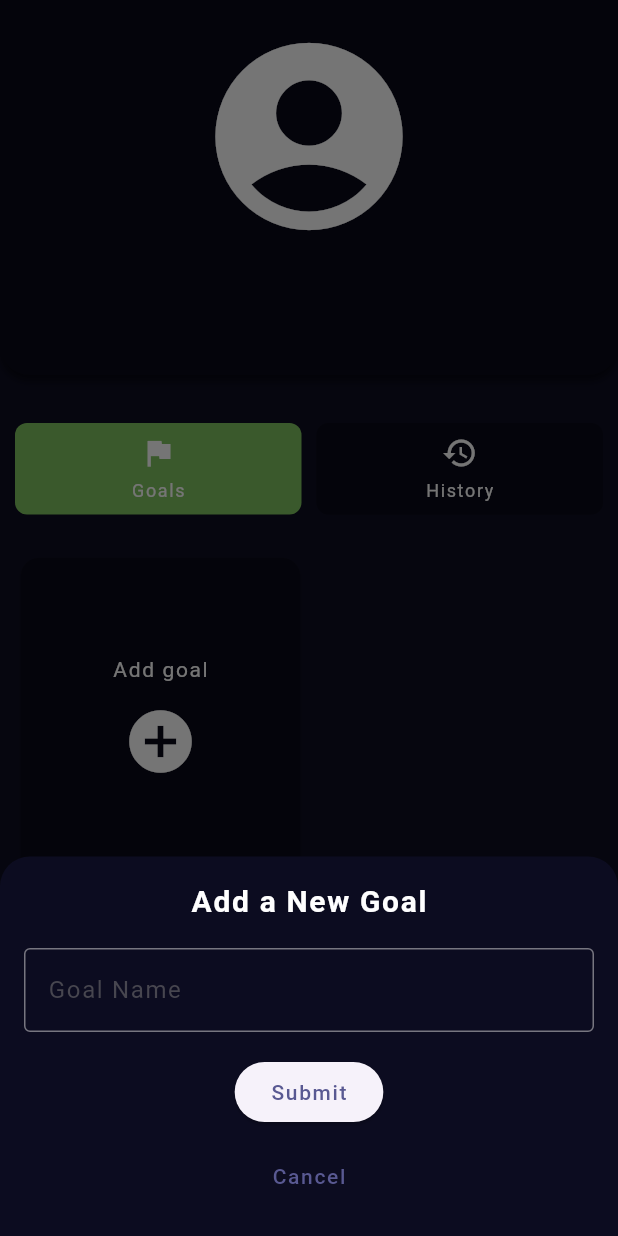
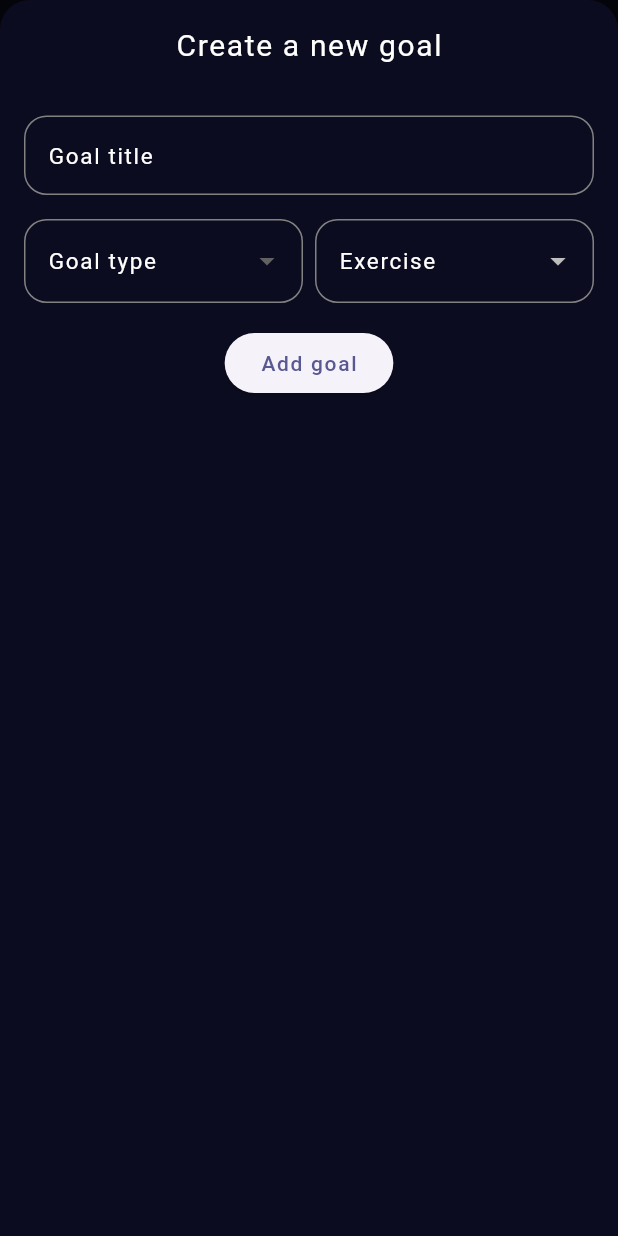
Before and after one commit to DanceaRadu/DailyDrive, a Flutter app: the ProfilePage screen opened directly, after a tap on the "add circle" icon, on a phone screen of 412 x 824 dp. Run offline on Flutter 3.47's test engine with Material 3 defaults, Android fonts, the phone set to English and light mode, and no system bars; our stand-ins replace cloud_firestore, firebase_auth, firebase_core, flutter_riverpod, google_sign_in, percent_indicator and 1 more; accounts and stored records are empty; generated files the repository leaves out were written again.

Commit message:
Worked on the add goal form.

```diff
--- /dev/null
+++ b/lib/pages/profile_page/goals/goals_form.dart
@@ -0,0 +1,91 @@
+import 'package:daily_drive/models/exercise_type.model.dart';
+import 'package:daily_drive/pages/profile_page/goals/onetime_goal_subform.dart';
+import 'package:daily_drive/pages/profile_page/goals/periodic_goal_subform.dart';
+import 'package:daily_drive/widgets/main_dropdown.dart';
+import 'package:daily_drive/widgets/main_text_field.dart';
+import 'package:flutter/cupertino.dart';
+import 'package:flutter/material.dart';
+import 'package:collection/collection.dart';
+
+class GoalsForm extends StatefulWidget {
+
+  final List<ExerciseType> exerciseTypes;
+
+  const GoalsForm({super.key, required this.exerciseTypes});
+
+  @override
+  State<GoalsForm> createState() => _GoalsFormState();
+}
+
+class _GoalsFormState extends State<GoalsForm> {
+
+  String selectedExercise = "";
+  String selectedGoalType = "";
+
+  onGoalTypeChanged(String? value) {
+    setState(() {
+      if(value != null) {
+        selectedGoalType = value;
+      }
+    });
+  }
+
+  onExerciseTypeChanged(String? value) {
+    setState(() {
+      if(value != null) {
+        selectedExercise = value;
+      }
+    });
+  }
+
+  @override
+  Widget build(BuildContext context) {
+
+    return FractionallySizedBox(
+      heightFactor: 1.0,
+      child: GestureDetector(
+        onTap: () => FocusScope.of(context).unfocus(),
+        child: Form(
+          child: Column(
+            children: [
+              const Text('Create a new goal', style: TextStyle(fontSize: 20.0)),
+              const SizedBox(height: 32.0),
+              const MainTextField(labelText: "Goal title"),
+              const SizedBox(height: 16.0),
+              Row(
+                children: [
+                  Expanded(
+                      child: MainDropdown(
+                          labelText: "Goal type",
+                          items: const ["One-time", "Periodic"],
+                          onChanged: onGoalTypeChanged
+                      )
+                  ),
+                  const SizedBox(width: 8.0),
+                  Expanded(
+                    child: MainDropdown(
+                        labelText: "Exercise",
+                        items: widget.exerciseTypes.map((e) => e.name).toList(),
+                        onChanged: onExerciseTypeChanged
+                    ),
+                  ),
+                ]
+              ),
+              const SizedBox(height: 16.0),
+              if(selectedGoalType == "One-time") OnetimeGoalSubform(
+                  exerciseType: widget.exerciseTypes.firstWhereOrNull((element) => element.name == selectedExercise)
+              ),
+              if(selectedGoalType == "Periodic") PeriodicGoalSubform(
+                  exerciseType: widget.exerciseTypes.firstWhereOrNull((element) => element.name == selectedExercise)
+              ),
+              ElevatedButton(
+                onPressed: () {},
+                child: const Text('Add goal'),
+              ),
+            ],
+          )
+        ),
+      ),
+    );
+  }
+}
--- a/lib/pages/profile_page/goals/goals_summary.dart
+++ b/lib/pages/profile_page/goals/goals_summary.dart
@@ -1,59 +1,28 @@
 import 'package:daily_drive/pages/profile_page/goals/add_goal_card.dart';
 import 'package:daily_drive/pages/profile_page/goals/goal_card.dart';
+import 'package:daily_drive/pages/profile_page/goals/goals_form.dart';
+import 'package:daily_drive/providers/combined.provider.dart';
 import 'package:firebase_auth/firebase_auth.dart';
 import 'package:flutter/material.dart';
 import 'package:flutter_riverpod/flutter_riverpod.dart';
-
-import '../../../providers/goals.provider.dart';
+import '../../../models/exercise_type.model.dart';
 
 class GoalsSummary extends ConsumerWidget {
   const GoalsSummary({super.key});
 
-  void onAddGoalPressed(BuildContext context) {
+  void onAddGoalPressed(BuildContext context, List<ExerciseType> exerciseTypes) {
     showModalBottomSheet(
+      useSafeArea: true,
       context: context,
       shape: const RoundedRectangleBorder(
         borderRadius: BorderRadius.vertical(top: Radius.circular(20.0)),
       ),
-      isScrollControlled: true, // Optional: Allows for full-screen or larger content
+      isScrollControlled: true,
+
       builder: (BuildContext context) {
         return Padding(
-          padding: EdgeInsets.all(16.0),
-          child: Column(
-            mainAxisSize: MainAxisSize.min, // Adjusts height based on child content
-            children: [
-              const Text(
-                "Add a New Goal",
-                style: TextStyle(
-                  fontSize: 20,
-                  fontWeight: FontWeight.bold,
-                ),
-              ),
-              SizedBox(height: 16),
-              const TextField(
-                decoration: InputDecoration(
-                  labelText: "Goal Name",
-                  border: OutlineInputBorder(),
-                ),
-              ),
-              const SizedBox(height: 16),
-              ElevatedButton(
-                onPressed: () {
-                  // Handle goal submission
-                  print("Goal added");
-                  Navigator.pop(context); // Close the modal
-                },
-                child: const Text("Submit"),
-              ),
-              const SizedBox(height: 8),
-              TextButton(
-                onPressed: () {
-                  Navigator.pop(context); // Close the modal
-                },
-                child: const Text("Cancel"),
-              ),
-            ],
-          ),
+          padding: const EdgeInsets.all(16.0),
+          child: GoalsForm(exerciseTypes: exerciseTypes),
         );
       },
     );
@@ -68,10 +37,10 @@ class GoalsSummary extends ConsumerWidget {
         child: Text('You are not logged in'),
       );
     }
-    final goalStream = ref.watch(goalsStreamProvider(user.uid));
+    final combinedData = ref.watch(combinedStreamProvider(user.uid));
 
-    return goalStream.when(
-      data: (goals) => ListView(
+    return combinedData.when(
+      data: (data) => ListView(
         shrinkWrap: true,
         physics: const NeverScrollableScrollPhysics(),
         children: [
@@ -84,12 +53,14 @@ class GoalsSummary extends ConsumerWidget {
               mainAxisSpacing: 4,
               childAspectRatio: 0.85,
             ),
-            itemCount: goals.length + 1,
+            itemCount: combinedData.value!.goals.length + 1,
             itemBuilder: (BuildContext context, int index) {
-              if(index == goals.length) {
-                return AddGoalCard(onAddGoalPressed: onAddGoalPressed);
+              if(index == combinedData.value!.goals.length) {
+                return AddGoalCard(
+                  onAddGoalPressed: (context) => onAddGoalPressed(context, combinedData.value!.exerciseTypes),
+                );
               }
-              return GoalCard(goal: goals[index]);
+              return GoalCard(goal: combinedData.value!.goals[index]);
             },
           ),
         ],
--- /dev/null
+++ b/lib/widgets/main_dropdown.dart
@@ -0,0 +1,62 @@
+import 'package:flutter/material.dart';
+import '../color_palette.dart';
+import '../styling_variables.dart';
+
+class MainDropdown extends StatelessWidget {
+  const MainDropdown({
+    super.key,
+    required this.labelText,
+    required this.items,
+    required this.onChanged,
+    this.icon,
+    this.validator,
+  });
+
+  final String labelText;
+  final IconData? icon;
+  final FormFieldValidator<String>? validator;
+  final List<String> items;
+  final void Function(String?) onChanged;
+
+  @override
+  Widget build(BuildContext context) {
+
+    return DropdownButtonFormField(
+      items: items.map((String value) {
+        return DropdownMenuItem(
+          value: value,
+          child: Text(value),
+        );
+      }).toList(),
+      validator: validator,
+      decoration: InputDecoration(
+        labelText: labelText,
+        prefixIcon: icon == null ? null : Icon(icon, color: ColorPalette.textColor),
+        labelStyle: const TextStyle(
+          color: ColorPalette.textColor,
+          fontSize: 15.0,
+        ),
+        border: OutlineInputBorder(
+          borderRadius: BorderRadius.circular(StylingVariables.borderRadius),
+        ),
+        enabledBorder: OutlineInputBorder(
+          borderRadius: BorderRadius.circular(StylingVariables.borderRadius),
+          borderSide: const BorderSide(
+            color: Color.fromRGBO(130, 130, 130, 1.0),
+            width: 1.0,
+          ),
+        ),
+        focusedBorder: OutlineInputBorder(
+          borderRadius: BorderRadius.circular(StylingVariables.borderRadius),
+          borderSide: const BorderSide(
+            color: ColorPalette.accent,
+            width: 1.0,
+          ),
+        ),
+      ),
+      style: const TextStyle(color: ColorPalette.textColor),
+      onChanged: onChanged,
+      dropdownColor: ColorPalette.darkerSurface,
+    );
+  }
+}
--- /dev/null
+++ b/lib/widgets/main_text_field.dart
@@ -0,0 +1,68 @@
+import 'package:daily_drive/styling_variables.dart';
+import 'package:flutter/material.dart';
+import 'package:flutter/services.dart';
+import '../../color_palette.dart';
+
+class MainTextField extends StatelessWidget {
+  final String labelText;
+  final IconData? icon;
+  final bool obscureText;
+  final TextEditingController? controller;
+  final FormFieldValidator<String>? validator;
+  final String? trailingText;
+  final bool isNumeric;
+
+  const MainTextField({
+    super.key,
+    required this.labelText,
+    this.icon,
+    this.obscureText = false,
+    this.controller,
+    this.validator,
+    this.trailingText,
+    this.isNumeric = false,
+  });
+
+  @override
+  Widget build(BuildContext context) {
+    return TextFormField(
+      controller: controller,
+      obscureText: obscureText,
+      validator: validator,
+      decoration: InputDecoration(
+        labelText: labelText,
+        prefixIcon: icon == null ? null : Icon(icon, color: ColorPalette.textColor),
+        suffixText: trailingText,
+        labelStyle: const TextStyle(
+          color: ColorPalette.textColor,
+          fontSize: 15.0,
+        ),
+        border: OutlineInputBorder(
+          borderRadius: BorderRadius.circular(StylingVariables.borderRadius),
+        ),
+        enabledBorder: OutlineInputBorder(
+          borderRadius: BorderRadius.circular(StylingVariables.borderRadius),
+          borderSide: const BorderSide(
+            color: Color.fromRGBO(130, 130, 130, 1.0),
+            width: 1.0,
+          ),
+        ),
+        focusedBorder: OutlineInputBorder(
+          borderRadius: BorderRadius.circular(StylingVariables.borderRadius),
+          borderSide: const BorderSide(
+            color: ColorPalette.accent,
+            width: 1.0,
+          ),
+        ),
+      ),
+      keyboardType: isNumeric ? TextInputType.number : TextInputType.text,
+      inputFormatters: [
+        if (isNumeric) FilteringTextInputFormatter.digitsOnly,
+      ],
+      style: const TextStyle(
+        color: ColorPalette.textColor,
+        fontSize: 14.0,
+      ),
+    );
+  }
+}
--- a/pubspec.yaml
+++ b/pubspec.yaml
@@ -38,6 +38,7 @@ dependencies:
   flutter_riverpod: ^2.6.1
   cloud_firestore: ^5.4.5
   percent_indicator: ^4.2.3
+  rxdart: ^0.28.0
 
 dev_dependencies:
   flutter_test:
```
Also changed, not shown: lib/pages/profile_page/goals/onetime_goal_subform.dart (added, +33 -0 lines), lib/pages/profile_page/goals/periodic_goal_subform.dart (added, +18 -0 lines), lib/providers/combined.provider.dart (added, +46 -0 lines).
